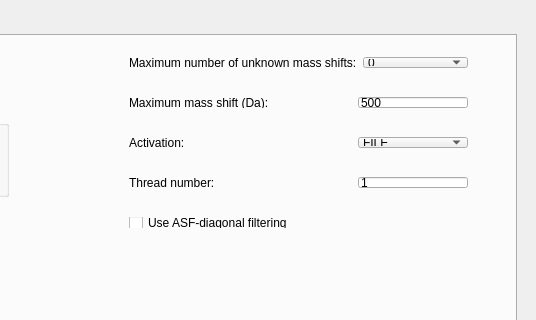
Above: src/gui/topmg/topmgwindow.ui from toppic-suite/toppic-suite before the change; both pictures show x 384 to 920 and y 0 to 320 of the 920 by 700 pixel window. Below: the same form after it.
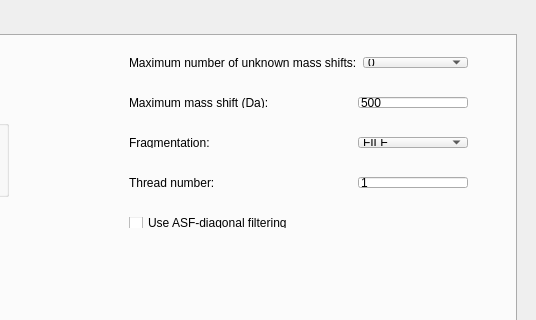
That is the form after the change. The open tabs and pages were chosen to show the change. Icons and pictures are not drawn.

```diff
--- a/src/gui/topmg/topmgwindow.ui
+++ b/src/gui/topmg/topmgwindow.ui
@@ -614,7 +614,7 @@
        <item>
         <widget class="QLabel" name="label_3">
          <property name="text">
-          <string>Activation:</string>
+          <string>Fragmentation:</string>
          </property>
         </widget>
        </item>
```
